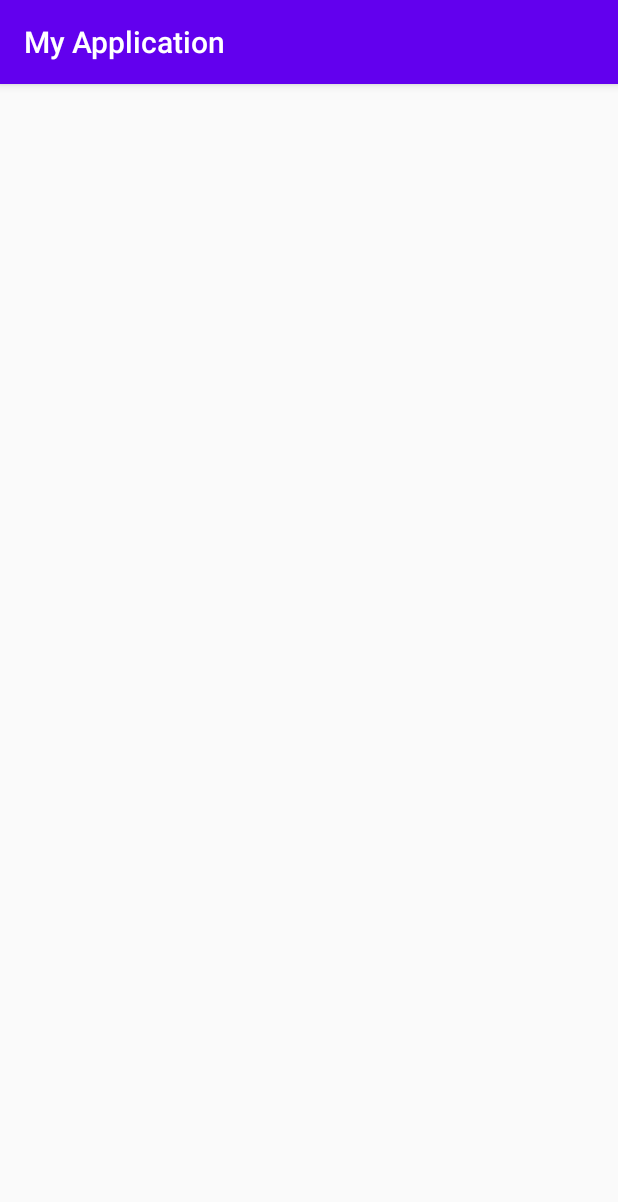
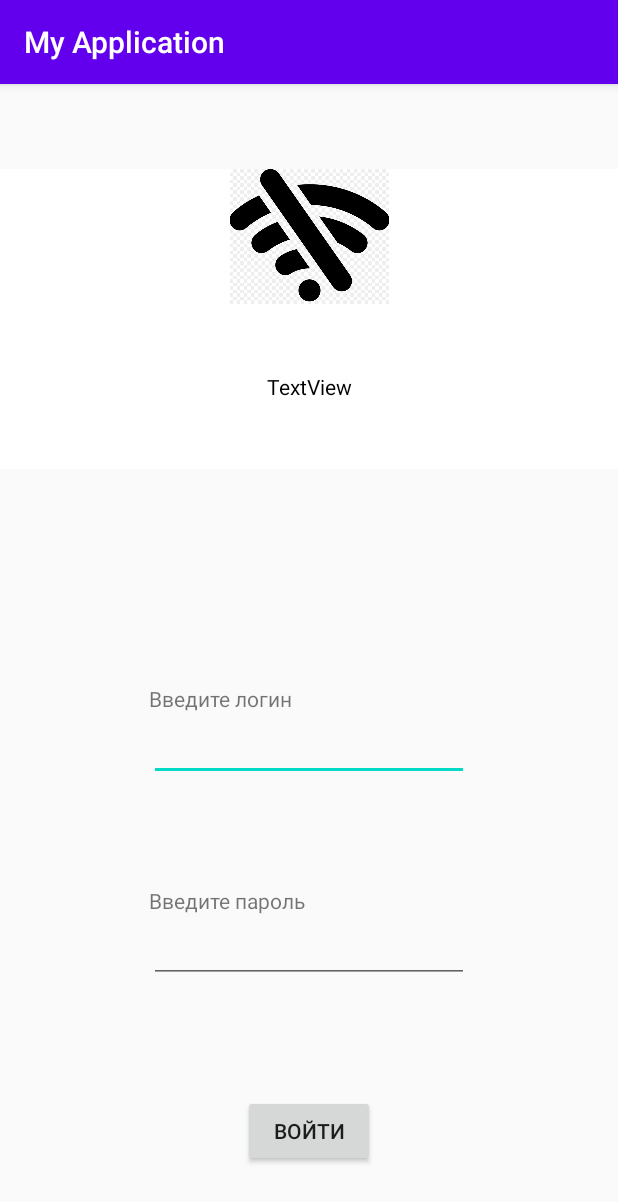
Before and after one commit to Ibodov/courses_android, an Android app: the screen it shows after launch (LecturesActivity before the commit, MainActivity after it), after a tap on "ВОЙТИ", on a phone screen of 412 x 824 dp. Shown: the top 1202 px of the screen. Run offline under Robolectric (Android 15) with nearby library versions, the light colour scheme and no system bars.

Commit message:
Сделал домашку, учитывая все пункты (с трудом).

```diff
--- a/app/src/main/java/com/example/myapplication/LoadToken.java
+++ b/app/src/main/java/com/example/myapplication/LoadToken.java
@@ -20,14 +20,16 @@ public class LoadToken extends AsyncTask<Void, Void, Void> {
     String jsonStr;
 
     @Override
-    protected void onPreExecute() {
-        super.onPreExecute();
+    protected void onPreExecute() { super.onPreExecute();
+        activity.button.setVisibility(View.INVISIBLE);
+        activity.loading.setVisibility(View.VISIBLE);
     }
 
 
     @Override
     protected Void doInBackground(Void... arg0) {
         HTTPHandler sh = new HTTPHandler();
+        //Вызов бэкенда
         jsonStr = sh.makeServiceCall( "https://mncc-android3-courses-backend.k1.cybernet.tj/auth?login=" + activity.login.getText() + "&password=" + activity.password.getText());
 
         return null;
@@ -37,18 +39,32 @@ public class LoadToken extends AsyncTask<Void, Void, Void> {
     @Override
     protected void onPostExecute(Void result) {
         super.onPostExecute(result);
-
+        //Отсутсвие интернета
+        if (jsonStr == null) {
+            activity.n_connection.setVisibility(View.VISIBLE);
+            activity.error.setVisibility(View.INVISIBLE);
+            activity.loading.setVisibility(View.INVISIBLE);
+            activity.button.setVisibility(View.VISIBLE);
+        } else {
+            //Неправильный логин или пароль
             if (jsonStr.equals("400\n")) {
                 activity.error.setVisibility(View.VISIBLE);
-        } else {
+                activity.n_connection.setVisibility(View.INVISIBLE);
+                activity.loading.setVisibility(View.INVISIBLE);
+                activity.button.setVisibility(View.VISIBLE);
+            } else {//Окно загрузки
+                activity.loading.setVisibility(View.INVISIBLE);
+                activity.button.setVisibility(View.VISIBLE);
+
+                //Сохранение токена
                 SharedPreferences.Editor editor = activity.getSharedPreferences("courses", 0).edit();
                 editor.putString("token", jsonStr);
                 editor.apply();
-
+                //Переход в активити
                 Intent intent = new Intent(activity.getApplicationContext(), LecturesActivity.class);
                 intent.addFlags(Intent.FLAG_ACTIVITY_NEW_TASK);
                 activity.getApplicationContext().startActivity(intent);
-
             }
         }
     }
+}
--- a/app/src/main/java/com/example/myapplication/MainActivity.java
+++ b/app/src/main/java/com/example/myapplication/MainActivity.java
@@ -3,6 +3,9 @@ package com.example.myapplication;
 import androidx.appcompat.app.AppCompatActivity;
 import androidx.constraintlayout.widget.ConstraintLayout;
 
+import android.app.MediaRouteButton;
+import android.content.Intent;
+import android.content.SharedPreferences;
 import android.os.Bundle;
 import android.view.View;
 import android.widget.Button;
@@ -13,6 +16,8 @@ public class MainActivity extends AppCompatActivity {
     public EditText login;
     public EditText password;
     public ConstraintLayout error;
+    public ConstraintLayout loading;
+    public ConstraintLayout n_connection;
     Button button;
     MainActivity activity;
 
@@ -26,6 +31,15 @@ public class MainActivity extends AppCompatActivity {
         login = findViewById(R.id.login);
         password = findViewById(R.id.password);
         error = findViewById(R.id.error);
+        n_connection = findViewById(R.id.n_connection);
+        loading = findViewById(R.id.loading);
+
+        SharedPreferences prefs = getSharedPreferences("courses", 0);
+        if (!prefs.getString("token", "").equals("")) {
+            Intent intent = new Intent(activity.getApplicationContext(), LecturesActivity.class);
+            intent.addFlags(Intent.FLAG_ACTIVITY_NEW_TASK);
+            activity.getApplicationContext().startActivity(intent);
+        }
 
         button.setOnClickListener(new View.OnClickListener() {
             @Override
--- a/app/src/main/res/layout/activity_main.xml
+++ b/app/src/main/res/layout/activity_main.xml
@@ -11,33 +11,32 @@
         android:id="@+id/imageView"
         android:layout_width="200dp"
         android:layout_height="200dp"
-        android:layout_marginTop="64dp"
+        app:layout_constraintBottom_toBottomOf="parent"
         app:layout_constraintEnd_toEndOf="parent"
         app:layout_constraintStart_toStartOf="parent"
         app:layout_constraintTop_toTopOf="parent"
+        app:layout_constraintVertical_bias="0.100000024"
         app:srcCompat="@drawable/ilmhona" />
 
     <TextView
         android:id="@+id/textView"
         android:layout_width="wrap_content"
         android:layout_height="wrap_content"
-        android:layout_marginStart="41dp"
-        android:layout_marginLeft="41dp"
-        android:layout_marginTop="64dp"
         android:text="Введите логин"
-        app:layout_constraintStart_toStartOf="parent"
-        app:layout_constraintTop_toBottomOf="@+id/imageView" />
+        app:layout_constraintBottom_toTopOf="@+id/login"
+        app:layout_constraintEnd_toEndOf="parent"
+        app:layout_constraintHorizontal_bias="0.0"
+        app:layout_constraintStart_toStartOf="@+id/login" />
 
     <TextView
         android:id="@+id/textView2"
         android:layout_width="wrap_content"
         android:layout_height="wrap_content"
-        android:layout_marginStart="40dp"
-        android:layout_marginLeft="40dp"
-        android:layout_marginTop="47dp"
         android:text="Введите пароль"
-        app:layout_constraintStart_toStartOf="parent"
-        app:layout_constraintTop_toBottomOf="@+id/login" />
+        app:layout_constraintBottom_toTopOf="@+id/password"
+        app:layout_constraintEnd_toEndOf="parent"
+        app:layout_constraintHorizontal_bias="0.0"
+        app:layout_constraintStart_toStartOf="@+id/password" />
 
     <EditText
         android:id="@+id/login"
@@ -45,30 +44,35 @@
         android:layout_height="wrap_content"
         android:ems="10"
         android:inputType="textPersonName"
-        android:text="v"
-        app:layout_constraintStart_toStartOf="@+id/textView"
-        app:layout_constraintTop_toBottomOf="@+id/textView" />
+        app:layout_constraintBottom_toTopOf="@+id/textView2"
+        app:layout_constraintEnd_toEndOf="parent"
+        app:layout_constraintStart_toStartOf="parent"
+        app:layout_constraintTop_toBottomOf="@+id/imageView"
+        app:layout_constraintVertical_bias="0.7" />
 
     <EditText
         android:id="@+id/password"
         android:layout_width="wrap_content"
         android:layout_height="wrap_content"
-        android:layout_marginTop="1dp"
         android:ems="10"
         android:inputType="textPersonName"
-        android:text="1"
-        app:layout_constraintStart_toStartOf="@+id/textView2"
-        app:layout_constraintTop_toBottomOf="@+id/textView2" />
+        android:password="true"
+        app:layout_constraintBottom_toTopOf="@+id/button"
+        app:layout_constraintEnd_toEndOf="parent"
+        app:layout_constraintStart_toStartOf="parent"
+        app:layout_constraintTop_toBottomOf="@+id/imageView"
+        app:layout_constraintVertical_bias="0.8" />
 
     <Button
         android:id="@+id/button"
         android:layout_width="wrap_content"
         android:layout_height="wrap_content"
-        android:layout_marginTop="64dp"
         android:text="Войти"
+        app:layout_constraintBottom_toBottomOf="parent"
         app:layout_constraintEnd_toEndOf="parent"
         app:layout_constraintStart_toStartOf="parent"
-        app:layout_constraintTop_toBottomOf="@+id/password" />
+        app:layout_constraintTop_toBottomOf="@+id/imageView"
+        app:layout_constraintVertical_bias="0.9" />
 
     <androidx.constraintlayout.widget.ConstraintLayout
         android:id="@+id/error"
@@ -77,16 +81,76 @@
         android:background="@android:color/white"
         android:visibility="invisible"
         app:layout_constraintBottom_toBottomOf="parent"
-        app:layout_constraintTop_toTopOf="parent">
+        app:layout_constraintTop_toTopOf="parent"
+        app:layout_constraintVertical_bias="0.100000024">
 
         <TextView
             android:id="@+id/textView3"
             android:layout_width="wrap_content"
             android:layout_height="wrap_content"
             android:text="Неправильный логин или пароль"
+            android:textColor="#FF0000"
             app:layout_constraintBottom_toBottomOf="parent"
             app:layout_constraintEnd_toEndOf="parent"
             app:layout_constraintStart_toStartOf="parent"
             app:layout_constraintTop_toTopOf="parent" />
+
     </androidx.constraintlayout.widget.ConstraintLayout>
+
+    <androidx.constraintlayout.widget.ConstraintLayout
+        android:id="@+id/n_connection"
+        android:layout_width="match_parent"
+        android:layout_height="200dp"
+        android:background="#FFFFFF"
+        android:visibility="invisible"
+        app:layout_constraintBottom_toBottomOf="parent"
+        app:layout_constraintTop_toTopOf="parent"
+        app:layout_constraintVertical_bias="0.100000024">
+
+        <ImageView
+            android:id="@+id/imageView3"
+            android:layout_width="110dp"
+            android:layout_height="90dp"
+            app:layout_constraintBottom_toBottomOf="parent"
+            app:layout_constraintEnd_toEndOf="parent"
+            app:layout_constraintStart_toStartOf="parent"
+            app:layout_constraintTop_toTopOf="parent"
+            app:layout_constraintVertical_bias="0.0"
+            app:srcCompat="@drawable/wi_fi" />
+
+        <TextView
+            android:id="@+id/textView4"
+            android:layout_width="wrap_content"
+            android:layout_height="wrap_content"
+            android:text="TextView"
+            android:textColor="#000000"
+            app:layout_constraintBottom_toBottomOf="parent"
+            app:layout_constraintEnd_toEndOf="parent"
+            app:layout_constraintStart_toStartOf="parent"
+            app:layout_constraintTop_toBottomOf="@+id/imageView3"
+            tools:text="Отсутствует подключение к интернету" />
+    </androidx.constraintlayout.widget.ConstraintLayout>
+
+    <androidx.constraintlayout.widget.ConstraintLayout
+        android:id="@+id/loading"
+        android:layout_width="match_parent"
+        android:layout_height="match_parent"
+        android:background="#000000"
+        android:visibility="invisible"
+        app:layout_constraintBottom_toBottomOf="parent"
+        app:layout_constraintEnd_toEndOf="parent"
+        app:layout_constraintStart_toStartOf="parent"
+        app:layout_constraintTop_toTopOf="parent">
+
+        <ImageView
+            android:id="@+id/imageView2"
+            android:layout_width="wrap_content"
+            android:layout_height="wrap_content"
+            app:layout_constraintBottom_toBottomOf="parent"
+            app:layout_constraintEnd_toEndOf="parent"
+            app:layout_constraintStart_toStartOf="parent"
+            app:layout_constraintTop_toTopOf="parent"
+            app:srcCompat="@drawable/loading" />
+    </androidx.constraintlayout.widget.ConstraintLayout>
+
 </androidx.constraintlayout.widget.ConstraintLayout>
```
Also changed, not shown: app/src/main/java/com/example/myapplication/LecturesActivity.java (+23 -0 lines), app/src/main/res/layout/activity_lectures.xml (+16 -2 lines), app/src/main/res/drawable-v24/home.png (added), app/src/main/res/drawable-v24/wi_fi.jpg (added), app/src/main/res/drawable/loading.jpg (added). Lines whose indentation alone changed are shown as unchanged.
